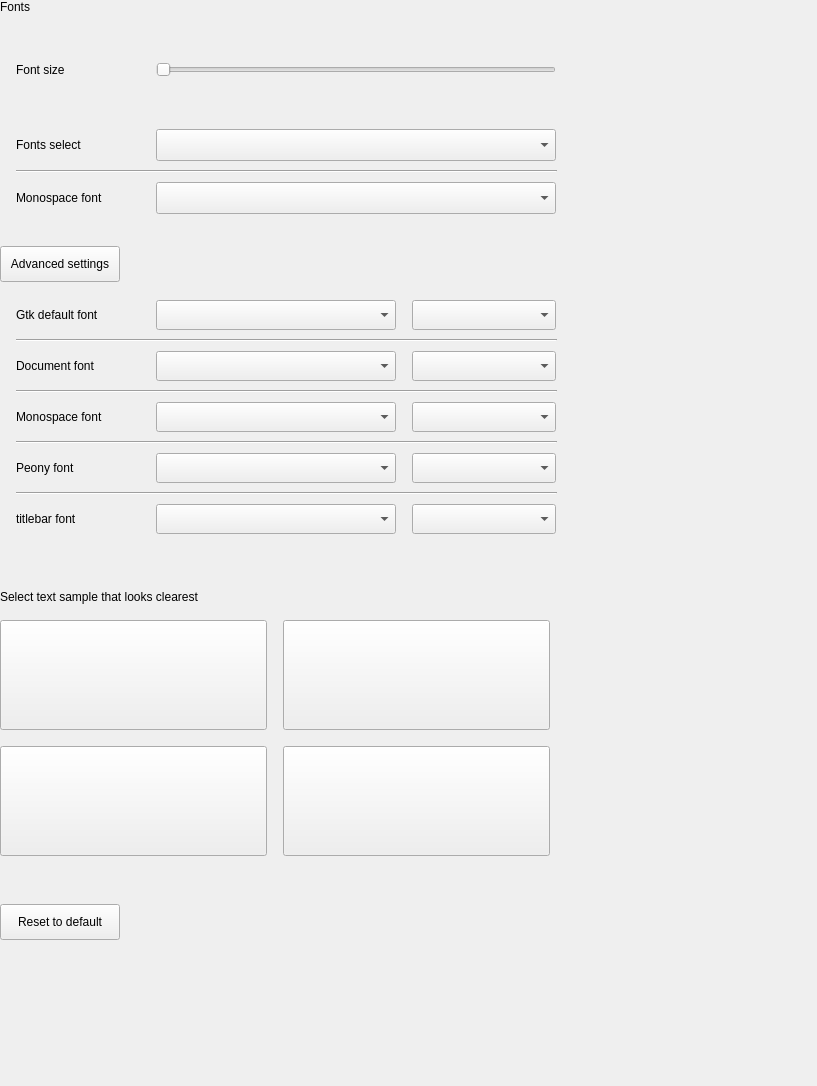
First picture: the form in plugins/personalized/fonts/fonts.ui, repository ukui/ukui-control-center, before the edit.
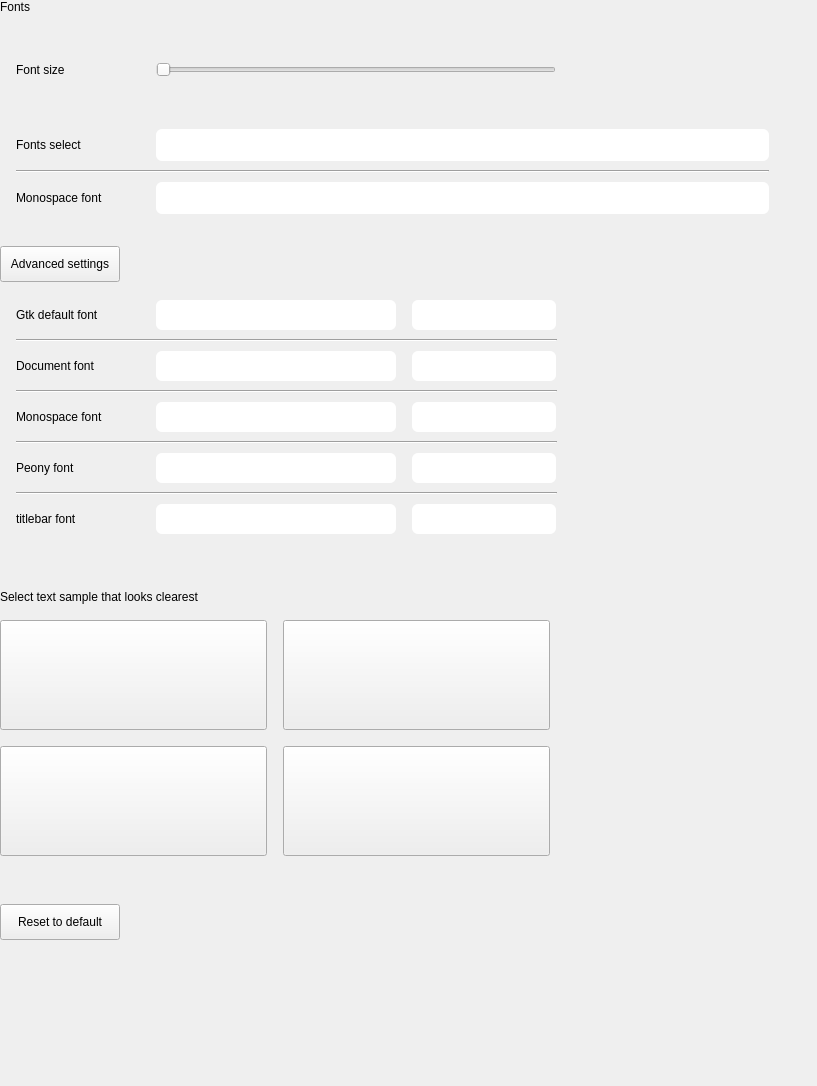
Second picture: the form after the edit. Icons and pictures are not drawn.

Commit message: Change the drop-down box style

Patch:
```diff
--- a/plugins/personalized/fonts/fonts.ui
+++ b/plugins/personalized/fonts/fonts.ui
@@ -231,7 +231,7 @@
          <number>0</number>
         </property>
         <property name="rightMargin">
-         <number>10</number>
+         <number>16</number>
         </property>
         <property name="bottomMargin">
          <number>0</number>
@@ -271,30 +271,51 @@
             <property name="minimumSize">
              <size>
               <width>400</width>
-              <height>32</height>
+              <height>30</height>
              </size>
             </property>
             <property name="maximumSize">
              <size>
-              <width>400</width>
+              <width>16777215</width>
               <height>32</height>
              </size>
             </property>
+            <property name="styleSheet">
+             <string notr="true">QComboBox{
+    background: rgba(255, 255, 255);
+    border-radius: 6px;
+    font-size:14px;
+    color: black;
+    min-height: 30px;
+    combobox-popup: 0;  /* 配合setMaxVisibleItems设置下拉框显示的条数，超过的滚动显示 */
+}
+
+QComboBox QAbstractItemView::item {
+    min-height: 30px;
+    border-radius: 2px ;
+    color:black;
+    background-color: rgba(255, 255, 255);
+}
+
+QComboBox::down-arrow{
+    image:url(://img/dropArrow/downpx.png);
+}
+
+QComboBox::drop-down{
+    width: 30px;
+    border: none;
+}
+
+QComboBox QListView::item:selected{
+    background: #3D6BE5;
+}
+
+
+
+</string>
+            </property>
            </widget>
           </item>
-          <item>
-           <spacer name="horizontalSpacer_6">
-            <property name="orientation">
-             <enum>Qt::Horizontal</enum>
-            </property>
-            <property name="sizeHint" stdset="0">
-             <size>
-              <width>40</width>
-              <height>20</height>
-             </size>
-            </property>
-           </spacer>
-          </item>
          </layout>
         </item>
         <item>
@@ -307,7 +328,7 @@
           </property>
           <property name="maximumSize">
            <size>
-            <width>530</width>
+            <width>1677215</width>
             <height>16777215</height>
            </size>
           </property>
@@ -351,30 +372,51 @@
             <property name="minimumSize">
              <size>
               <width>400</width>
-              <height>32</height>
+              <height>30</height>
              </size>
             </property>
             <property name="maximumSize">
              <size>
-              <width>400</width>
+              <width>1677215</width>
               <height>32</height>
              </size>
             </property>
+            <property name="styleSheet">
+             <string notr="true">QComboBox{
+    background: rgba(255, 255, 255);
+    border-radius: 6px;
+    font-size:14px;
+    color: black;
+    min-height: 30px;
+    combobox-popup: 0;  /* 配合setMaxVisibleItems设置下拉框显示的条数，超过的滚动显示 */
+}
+
+QComboBox QAbstractItemView::item {
+    min-height: 30px;
+    border-radius: 2px ;
+    color:black;
+    background-color: rgba(255, 255, 255);
+}
+
+QComboBox::down-arrow{
+    image:url(://img/dropArrow/downpx.png);
+}
+
+QComboBox::drop-down{
+    width: 30px;
+    border: none;
+}
+
+QComboBox QListView::item:selected{
+    background: #3D6BE5;
+}
+
+
+
+</string>
+            </property>
            </widget>
           </item>
-          <item>
-           <spacer name="horizontalSpacer_7">
-            <property name="orientation">
-             <enum>Qt::Horizontal</enum>
-            </property>
-            <property name="sizeHint" stdset="0">
-             <size>
-              <width>40</width>
-              <height>20</height>
-             </size>
-            </property>
-           </spacer>
-          </item>
          </layout>
         </item>
        </layout>
@@ -531,6 +573,40 @@
               <height>30</height>
              </size>
             </property>
+            <property name="styleSheet">
+             <string notr="true">QComboBox{
+    background: rgba(255, 255, 255);
+    border-radius: 6px;
+    font-size:14px;
+    color: black;
+    min-height: 30px;
+    combobox-popup: 0;  /* 配合setMaxVisibleItems设置下拉框显示的条数，超过的滚动显示 */
+}
+
+QComboBox QAbstractItemView::item {
+    min-height: 30px;
+    border-radius: 2px ;
+    color:black;
+    background-color: rgba(255, 255, 255);
+}
+
+QComboBox::down-arrow{
+    image:url(://img/dropArrow/downpx.png);
+}
+
+QComboBox::drop-down{
+    width: 30px;
+    border: none;
+}
+
+QComboBox QListView::item:selected{
+    background: #3D6BE5;
+}
+
+
+
+</string>
+            </property>
            </widget>
           </item>
           <item>
@@ -559,10 +635,44 @@
             </property>
             <property name="maximumSize">
              <size>
-              <width>144</width>
+              <width>240</width>
               <height>30</height>
              </size>
             </property>
+            <property name="styleSheet">
+             <string notr="true">QComboBox{
+    background: rgba(255, 255, 255);
+    border-radius: 6px;
+    font-size:14px;
+    color: black;
+    min-height: 30px;
+    combobox-popup: 0;  /* 配合setMaxVisibleItems设置下拉框显示的条数，超过的滚动显示 */
+}
+
+QComboBox QAbstractItemView::item {
+    min-height: 30px;
+    border-radius: 2px ;
+    color:black;
+    background-color: rgba(255, 255, 255);
+}
+
+QComboBox::down-arrow{
+    image:url(://img/dropArrow/downpx.png);
+}
+
+QComboBox::drop-down{
+    width: 30px;
+    border: none;
+}
+
+QComboBox QListView::item:selected{
+    background: #3D6BE5;
+}
+
+
+
+</string>
+            </property>
            </widget>
           </item>
           <item>
@@ -643,6 +753,40 @@
               <height>30</height>
              </size>
             </property>
+            <property name="styleSheet">
+             <string notr="true">QComboBox{
+    background: rgba(255, 255, 255);
+    border-radius: 6px;
+    font-size:14px;
+    color: black;
+    min-height: 30px;
+    combobox-popup: 0;  /* 配合setMaxVisibleItems设置下拉框显示的条数，超过的滚动显示 */
+}
+
+QComboBox QAbstractItemView::item {
+    min-height: 30px;
+    border-radius: 2px ;
+    color:black;
+    background-color: rgba(255, 255, 255);
+}
+
+QComboBox::down-arrow{
+    image:url(://img/dropArrow/downpx.png);
+}
+
+QComboBox::drop-down{
+    width: 30px;
+    border: none;
+}
+
+QComboBox QListView::item:selected{
+    background: #3D6BE5;
+}
+
+
+
+</string>
+            </property>
            </widget>
           </item>
           <item>
@@ -675,6 +819,40 @@
               <height>30</height>
              </size>
             </property>
+            <property name="styleSheet">
+             <string notr="true">QComboBox{
+    background: rgba(255, 255, 255);
+    border-radius: 6px;
+    font-size:14px;
+    color: black;
+    min-height: 30px;
+    combobox-popup: 0;  /* 配合setMaxVisibleItems设置下拉框显示的条数，超过的滚动显示 */
+}
+
+QComboBox QAbstractItemView::item {
+    min-height: 30px;
+    border-radius: 2px ;
+    color:black;
+    background-color: rgba(255, 255, 255);
+}
+
+QComboBox::down-arrow{
+    image:url(://img/dropArrow/downpx.png);
+}
+
+QComboBox::drop-down{
+    width: 30px;
+    border: none;
+}
+
+QComboBox QListView::item:selected{
+    background: #3D6BE5;
+}
+
+
+
+</string>
+            </property>
            </widget>
           </item>
           <item>
@@ -755,6 +933,40 @@
               <height>30</height>
              </size>
             </property>
+            <property name="styleSheet">
+             <string notr="true">QComboBox{
+    background: rgba(255, 255, 255);
+    border-radius: 6px;
+    font-size:14px;
+    color: black;
+    min-height: 30px;
+    combobox-popup: 0;  /* 配合setMaxVisibleItems设置下拉框显示的条数，超过的滚动显示 */
+}
+
+QComboBox QAbstractItemView::item {
+    min-height: 30px;
+    border-radius: 2px ;
+    color:black;
+    background-color: rgba(255, 255, 255);
+}
+
+QComboBox::down-arrow{
+    image:url(://img/dropArrow/downpx.png);
+}
+
+QComboBox::drop-down{
+    width: 30px;
+    border: none;
+}
+
+QComboBox QListView::item:selected{
+    background: #3D6BE5;
+}
+
+
+
+</string>
+            </property>
            </widget>
           </item>
           <item>
@@ -787,6 +999,40 @@
               <height>30</height>
              </size>
             </property>
+            <property name="styleSheet">
+             <string notr="true">QComboBox{
+    background: rgba(255, 255, 255);
+    border-radius: 6px;
+    font-size:14px;
+    color: black;
+    min-height: 30px;
+    combobox-popup: 0;  /* 配合setMaxVisibleItems设置下拉框显示的条数，超过的滚动显示 */
+}
+
+QComboBox QAbstractItemView::item {
+    min-height: 30px;
+    border-radius: 2px ;
+    color:black;
+    background-color: rgba(255, 255, 255);
+}
+
+QComboBox::down-arrow{
+    image:url(://img/dropArrow/downpx.png);
+}
+
+QComboBox::drop-down{
+    width: 30px;
+    border: none;
+}
+
+QComboBox QListView::item:selected{
+    background: #3D6BE5;
+}
+
+
+
+</string>
+            </property>
            </widget>
           </item>
           <item>
@@ -867,6 +1113,40 @@
               <height>30</height>
              </size>
             </property>
+            <property name="styleSheet">
+             <string notr="true">QComboBox{
+    background: rgba(255, 255, 255);
+    border-radius: 6px;
+    font-size:14px;
+    color: black;
+    min-height: 30px;
+    combobox-popup: 0;  /* 配合setMaxVisibleItems设置下拉框显示的条数，超过的滚动显示 */
+}
+
+QComboBox QAbstractItemView::item {
+    min-height: 30px;
+    border-radius: 2px ;
+    color:black;
+    background-color: rgba(255, 255, 255);
+}
+
+QComboBox::down-arrow{
+    image:url(://img/dropArrow/downpx.png);
+}
+
+QComboBox::drop-down{
+    width: 30px;
+    border: none;
+}
+
+QComboBox QListView::item:selected{
+    background: #3D6BE5;
+}
+
+
+
+</string>
+            </property>
            </widget>
           </item>
           <item>
@@ -899,6 +1179,40 @@
               <height>30</height>
              </size>
             </property>
+            <property name="styleSheet">
+             <string notr="true">QComboBox{
+    background: rgba(255, 255, 255);
+    border-radius: 6px;
+    font-size:14px;
+    color: black;
+    min-height: 30px;
+    combobox-popup: 0;  /* 配合setMaxVisibleItems设置下拉框显示的条数，超过的滚动显示 */
+}
+
+QComboBox QAbstractItemView::item {
+    min-height: 30px;
+    border-radius: 2px ;
+    color:black;
+    background-color: rgba(255, 255, 255);
+}
+
+QComboBox::down-arrow{
+    image:url(://img/dropArrow/downpx.png);
+}
+
+QComboBox::drop-down{
+    width: 30px;
+    border: none;
+}
+
+QComboBox QListView::item:selected{
+    background: #3D6BE5;
+}
+
+
+
+</string>
+            </property>
            </widget>
           </item>
           <item>
@@ -979,6 +1293,40 @@
               <height>30</height>
              </size>
             </property>
+            <property name="styleSheet">
+             <string notr="true">QComboBox{
+    background: rgba(255, 255, 255);
+    border-radius: 6px;
+    font-size:14px;
+    color: black;
+    min-height: 30px;
+    combobox-popup: 0;  /* 配合setMaxVisibleItems设置下拉框显示的条数，超过的滚动显示 */
+}
+
+QComboBox QAbstractItemView::item {
+    min-height: 30px;
+    border-radius: 2px ;
+    color:black;
+    background-color: rgba(255, 255, 255);
+}
+
+QComboBox::down-arrow{
+    image:url(://img/dropArrow/downpx.png);
+}
+
+QComboBox::drop-down{
+    width: 30px;
+    border: none;
+}
+
+QComboBox QListView::item:selected{
+    background: #3D6BE5;
+}
+
+
+
+</string>
+            </property>
            </widget>
           </item>
           <item>
@@ -1011,6 +1359,40 @@
               <height>30</height>
              </size>
             </property>
+            <property name="styleSheet">
+             <string notr="true">QComboBox{
+    background: rgba(255, 255, 255);
+    border-radius: 6px;
+    font-size:14px;
+    color: black;
+    min-height: 30px;
+    combobox-popup: 0;  /* 配合setMaxVisibleItems设置下拉框显示的条数，超过的滚动显示 */
+}
+
+QComboBox QAbstractItemView::item {
+    min-height: 30px;
+    border-radius: 2px ;
+    color:black;
+    background-color: rgba(255, 255, 255);
+}
+
+QComboBox::down-arrow{
+    image:url(://img/dropArrow/downpx.png);
+}
+
+QComboBox::drop-down{
+    width: 30px;
+    border: none;
+}
+
+QComboBox QListView::item:selected{
+    background: #3D6BE5;
+}
+
+
+
+</string>
+            </property>
            </widget>
           </item>
           <item>
```
The commit also changes 22 other files.
